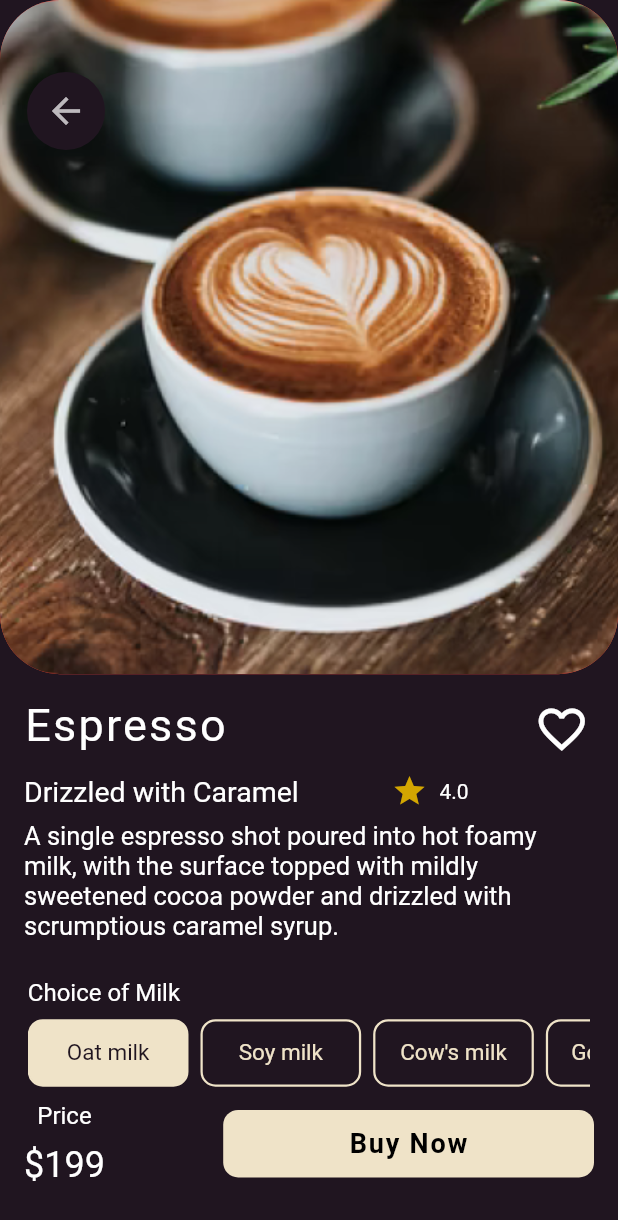
After one commit to SpielerEinzig/Real-Cafe, a Flutter app: the screen it shows after launch, after a tap on "Hot Coffee", after a tap on "4.0", on a phone screen of 412 x 824 dp. The commit adds this screen. Shown: the top 1220 px of the screen. Run offline on Flutter 3.47's test engine with Material 2 defaults, Android fonts, the phone set to English and light mode, and no system bars.

Commit message:
completed single product view page

```diff
--- a/lib/screens/nav_bar/home.dart
+++ b/lib/screens/nav_bar/home.dart
@@ -1,4 +1,5 @@
 import 'package:flutter/material.dart';
+import 'package:real_cafe/screens/nav_bar/order_details.dart';
 import 'package:real_cafe/utilities/constants.dart';
 import 'package:real_cafe/widgets/search_bar_home.dart';
 
@@ -87,11 +88,22 @@ class _HomeState extends State<Home> {
                         childAspectRatio: (135 / 235),
                         children:
                             drinkCategories[currentSelected].items.map((item) {
-                          return coffeeGridItem(
-                            rating: item.rating,
-                            imgUrl: item.imgUrl,
-                            name: item.name,
-                            price: item.price,
+                          return GestureDetector(
+                            onTap: () {
+                              Navigator.push(
+                                context,
+                                MaterialPageRoute(
+                                  builder: (context) =>
+                                      OrderDetails(coffeeOrder: item),
+                                ),
+                              );
+                            },
+                            child: coffeeGridItem(
+                              rating: item.rating,
+                              imgUrl: item.imgUrl,
+                              name: item.name,
+                              price: item.price,
+                            ),
                           );
                         }).toList(),
                       ),
--- /dev/null
+++ b/lib/screens/nav_bar/order_details.dart
@@ -0,0 +1,233 @@
+import 'package:flutter/material.dart';
+import 'package:real_cafe/models/coffee_order.dart';
+
+import '../../utilities/constants.dart';
+
+class OrderDetails extends StatefulWidget {
+  final CoffeeOrder coffeeOrder;
+  const OrderDetails({Key? key, required this.coffeeOrder}) : super(key: key);
+
+  @override
+  State<OrderDetails> createState() => _OrderDetailsState();
+}
+
+class _OrderDetailsState extends State<OrderDetails> {
+  bool liked = false;
+  int currentSelected = 0;
+
+  @override
+  Widget build(BuildContext context) {
+    double screenWidth = MediaQuery.of(context).size.width;
+    double screenHeight = MediaQuery.of(context).size.height;
+    return Scaffold(
+      body: Column(
+        children: [
+          Expanded(
+            flex: 6,
+            child: Container(
+              width: double.infinity,
+              height: double.infinity,
+              decoration: BoxDecoration(
+                color: Colors.red,
+                borderRadius: BorderRadius.circular(40),
+                image: DecorationImage(
+                  image: AssetImage(widget.coffeeOrder.imgUrl),
+                  fit: BoxFit.cover,
+                ),
+              ),
+              child: Row(
+                crossAxisAlignment: CrossAxisAlignment.start,
+                children: [
+                  Padding(
+                    padding: const EdgeInsets.only(top: 40.0, left: 10),
+                    child: TextButton(
+                      onPressed: () {
+                        Navigator.pop(context);
+                      },
+                      child: Container(
+                        decoration: const BoxDecoration(
+                          shape: BoxShape.circle,
+                          color: kBackgroundColor,
+                        ),
+                        child: Padding(
+                          padding: const EdgeInsets.all(12.0),
+                          child: Icon(
+                            Icons.arrow_back,
+                            size: 28,
+                            color: Colors.white.withOpacity(0.7),
+                          ),
+                        ),
+                      ),
+                    ),
+                  ),
+                ],
+              ),
+            ),
+          ),
+          Expanded(
+            flex: 5,
+            child: Padding(
+              padding: const EdgeInsets.only(
+                left: 16,
+                right: 16,
+                top: 10,
+                bottom: 40,
+              ),
+              child: Column(
+                children: [
+                  Row(
+                    mainAxisAlignment: MainAxisAlignment.spaceBetween,
+                    children: [
+                      Text(
+                        widget.coffeeOrder.name,
+                        style:
+                            const TextStyle(fontSize: 30, letterSpacing: 1.5),
+                      ),
+                      IconButton(
+                        onPressed: () {
+                          setState(() {
+                            liked = !liked;
+                          });
+                        },
+                        icon: liked
+                            ? const Icon(
+                                Icons.favorite,
+                                size: 37,
+                                color: Colors.red,
+                              )
+                            : const Icon(
+                                Icons.favorite_border_outlined,
+                                size: 37,
+                              ),
+                      )
+                    ],
+                  ),
+                  const SizedBox(height: 8),
+                  Row(
+                    children: [
+                      SizedBox(
+                        width: 220,
+                        child: Text(
+                          widget.coffeeOrder.addition,
+                          style: const TextStyle(fontSize: 19),
+                        ),
+                      ),
+                      const SizedBox(width: 25),
+                      Row(
+                        children: [
+                          const Icon(
+                            Icons.star,
+                            color: kCoffeeRatingStarOrder,
+                          ),
+                          const SizedBox(width: 8),
+                          Text(widget.coffeeOrder.rating.toString()),
+                        ],
+                      ),
+                    ],
+                  ),
+                  const SizedBox(height: 8),
+                  Text(
+                    widget.coffeeOrder.description,
+                    style: const TextStyle(fontSize: 17),
+                  ),
+                  const SizedBox(height: 25),
+                  Column(
+                    crossAxisAlignment: CrossAxisAlignment.start,
+                    children: [
+                      const Text(
+                        "Choice of Milk",
+                        style: TextStyle(
+                          fontSize: 16,
+                        ),
+                      ),
+                      const SizedBox(height: 8),
+                      SizedBox(
+                        width: screenWidth * 0.91,
+                        height: 45,
+                        child: ListView.builder(
+                            scrollDirection: Axis.horizontal,
+                            itemCount: choiceOfMilk.length,
+                            itemBuilder: (context, index) {
+                              return GestureDetector(
+                                onTap: () {
+                                  setState(() {
+                                    currentSelected = index;
+                                  });
+                                },
+                                child: Padding(
+                                  padding: const EdgeInsets.only(right: 8.0),
+                                  child: Container(
+                                    width: screenWidth * 0.26,
+                                    height: 34,
+                                    decoration: BoxDecoration(
+                                      color: index == currentSelected
+                                          ? kPrimary
+                                          : kBackgroundColor,
+                                      borderRadius: BorderRadius.circular(10),
+                                      border: Border.all(
+                                          color: kPrimary, width: 1.5),
+                                    ),
+                                    child: Center(
+                                      child: Text(
+                                        choiceOfMilk[index],
+                                        style: TextStyle(
+                                            fontSize: 15,
+                                            color: index == currentSelected
+                                                ? kBackgroundColor
+                                                : kPrimary),
+                                      ),
+                                    ),
+                                  ),
+                                ),
+                              );
+                            }),
+                      ),
+                    ],
+                  ),
+                  const SizedBox(height: 10),
+                  Row(
+                    mainAxisAlignment: MainAxisAlignment.spaceBetween,
+                    children: [
+                      Column(
+                        children: [
+                          const Text(
+                            "Price",
+                            style: TextStyle(fontSize: 16),
+                          ),
+                          const SizedBox(height: 9),
+                          Text(
+                            "\$${widget.coffeeOrder.price}",
+                            style: const TextStyle(fontSize: 24),
+                          ),
+                        ],
+                      ),
+                      Container(
+                        width: screenWidth * 0.6,
+                        height: 45,
+                        decoration: BoxDecoration(
+                          color: kPrimary,
+                          borderRadius: BorderRadius.circular(10),
+                        ),
+                        child: const Center(
+                          child: Text(
+                            "Buy Now",
+                            style: TextStyle(
+                              fontSize: 18,
+                              letterSpacing: 1.2,
+                              fontWeight: FontWeight.bold,
+                              color: Colors.black,
+                            ),
+                          ),
+                        ),
+                      ),
+                    ],
+                  ),
+                ],
+              ),
+            ),
+          ),
+        ],
+      ),
+    );
+  }
+}
--- a/lib/utilities/constants.dart
+++ b/lib/utilities/constants.dart
@@ -12,6 +12,14 @@ const kCoffeeGrid = Color(0xff463D46);
 const kCoffeeOrderRating = Color(0xff414141);
 const kCoffeeRatingStarOrder = Color(0xffD3A601);
 
+List<String> choiceOfMilk = [
+  "Oat milk",
+  "Soy milk",
+  "Cow's milk",
+  "Goat's milk",
+  "Almond milk",
+];
+
 List<DrinkCategory> drinkCategories = [
   DrinkCategory(name: "Hot Coffee", items: coffeeOrderItems),
   DrinkCategory(name: "Chocolate", items: chocolateOrders),
@@ -22,13 +30,13 @@ List<DrinkCategory> drinkCategories = [
 List<CoffeeOrder> icedCoffeeOrders = [
   CoffeeOrder(
       name: "Heavy Cream Iced Coffee",
-      addition: "Drizzled with Heavy Cream",
+      addition: "With Heavy Cream",
       imgUrl: "assets/images/coffeeShake/coffee-shake1.jpeg",
       price: 99,
       rating: 4.5,
-      description: "A single espresso shot poured into hot foamy milk, \n"
-          "with the surface topped with mildly sweetened \n"
-          "cocoa powder and drizzled with scrumptious \n"
+      description: "A single espresso shot poured into hot foamy milk, "
+          "with the surface topped with mildly sweetened "
+          "cocoa powder and drizzled with scrumptious "
           "caramel syrup."),
   CoffeeOrder(
       name: "Creamed Iced Coffee",
@@ -36,22 +44,22 @@ List<CoffeeOrder> icedCoffeeOrders = [
       imgUrl: "assets/images/coffeeShake/coffee-shake2.jpeg",
       price: 99,
       rating: 4.5,
-      description: "A single espresso shot poured into hot foamy milk, \n"
-          "with the surface topped with mildly sweetened \n"
-          "cocoa powder and drizzled with scrumptious \n"
+      description: "A single espresso shot poured into hot foamy milk, "
+          "with the surface topped with mildly sweetened "
+          "cocoa powder and drizzled with scrumptious "
           "caramel syrup."),
 ];
 
 List<CoffeeOrder> coffeeShakeOrders = [
   CoffeeOrder(
       name: "Parfait",
-      addition: "Drizzled with Whipped Chocolate",
+      addition: "Drizzled with Chocolate",
       imgUrl: "assets/images/coffeeShake/coffee-shake1.jpeg",
       price: 99,
       rating: 4.5,
-      description: "A single espresso shot poured into hot foamy milk, \n"
-          "with the surface topped with mildly sweetened \n"
-          "cocoa powder and drizzled with scrumptious \n"
+      description: "A single espresso shot poured into hot foamy milk, "
+          "with the surface topped with mildly sweetened "
+          "cocoa powder and drizzled with scrumptious "
           "caramel syrup."),
   CoffeeOrder(
       name: "Whipped cream coffee shake",
@@ -59,9 +67,9 @@ List<CoffeeOrder> coffeeShakeOrders = [
       imgUrl: "assets/images/coffeeShake/coffee-shake2.jpeg",
       price: 99,
       rating: 4.5,
-      description: "A single espresso shot poured into hot foamy milk, \n"
-          "with the surface topped with mildly sweetened \n"
-          "cocoa powder and drizzled with scrumptious \n"
+      description: "A single espresso shot poured into hot foamy milk, "
+          "with the surface topped with mildly sweetened "
+          "cocoa powder and drizzled with scrumptious "
           "caramel syrup."),
   CoffeeOrder(
       name: "Frosted Coffee Shake",
@@ -69,22 +77,22 @@ List<CoffeeOrder> coffeeShakeOrders = [
       imgUrl: "assets/images/coffeeShake/coffee-shake3.jpeg",
       price: 99,
       rating: 4.5,
-      description: "A single espresso shot poured into hot foamy milk, \n"
-          "with the surface topped with mildly sweetened \n"
-          "cocoa powder and drizzled with scrumptious \n"
+      description: "A single espresso shot poured into hot foamy milk, "
+          "with the surface topped with mildly sweetened "
+          "cocoa powder and drizzled with scrumptious "
           "caramel syrup."),
 ];
 
 List<CoffeeOrder> chocolateOrders = [
   CoffeeOrder(
       name: "Whipped Cream Chocolate",
-      addition: "Drizzled with Whipped Cream",
+      addition: "Drizzled with Cream",
       imgUrl: "assets/images/chocolate/chocolate1.jpeg",
       price: 99,
       rating: 4.5,
-      description: "A single espresso shot poured into hot foamy milk, \n"
-          "with the surface topped with mildly sweetened \n"
-          "cocoa powder and drizzled with scrumptious \n"
+      description: "A single espresso shot poured into hot foamy milk, "
+          "with the surface topped with mildly sweetened "
+          "cocoa powder and drizzled with scrumptious "
           "caramel syrup."),
   CoffeeOrder(
       name: "Marshmallow Chocolate Drink",
@@ -92,9 +100,9 @@ List<CoffeeOrder> chocolateOrders = [
       imgUrl: "assets/images/chocolate/chocolate2.jpeg",
       price: 99,
       rating: 4.5,
-      description: "A single espresso shot poured into hot foamy milk, \n"
-          "with the surface topped with mildly sweetened \n"
-          "cocoa powder and drizzled with scrumptious \n"
+      description: "A single espresso shot poured into hot foamy milk, "
+          "with the surface topped with mildly sweetened "
+          "cocoa powder and drizzled with scrumptious "
           "caramel syrup."),
 ];
 
@@ -105,9 +113,9 @@ List<CoffeeOrder> coffeeOrderItems = [
       imgUrl: "assets/images/coffee/coffee1.png",
       price: 99,
       rating: 4.5,
-      description: "A single espresso shot poured into hot foamy milk, \n"
-          "with the surface topped with mildly sweetened \n"
-          "cocoa powder and drizzled with scrumptious \n"
+      description: "A single espresso shot poured into hot foamy milk, "
+          "with the surface topped with mildly sweetened "
+          "cocoa powder and drizzled with scrumptious "
           "caramel syrup."),
   CoffeeOrder(
       name: "Espresso",
@@ -115,9 +123,9 @@ List<CoffeeOrder> coffeeOrderItems = [
       imgUrl: "assets/images/coffee/coffee2.png",
       price: 199,
       rating: 4.0,
-      description: "A single espresso shot poured into hot foamy milk, \n"
-          "with the surface topped with mildly sweetened \n"
-          "cocoa powder and drizzled with scrumptious \n"
+      description: "A single espresso shot poured into hot foamy milk, "
+          "with the surface topped with mildly sweetened "
+          "cocoa powder and drizzled with scrumptious "
           "caramel syrup."),
   CoffeeOrder(
       name: "Bursting Blueberry",
@@ -125,9 +133,9 @@ List<CoffeeOrder> coffeeOrderItems = [
       imgUrl: "assets/images/coffee/coffee3.png",
       price: 249,
       rating: 4.8,
-      description: "A single espresso shot poured into hot foamy milk, \n"
-          "with the surface topped with mildly sweetened \n"
-          "cocoa powder and drizzled with scrumptious \n"
+      description: "A single espresso shot poured into hot foamy milk, "
+          "with the surface topped with mildly sweetened "
+          "cocoa powder and drizzled with scrumptious "
           "caramel syrup."),
   CoffeeOrder(
       name: "Cappuccino",
@@ -135,8 +143,8 @@ List<CoffeeOrder> coffeeOrderItems = [
       imgUrl: "assets/images/coffee/coffee4.png",
       price: 24,
       rating: 4.0,
-      description: "A single espresso shot poured into hot foamy milk, \n"
-          "with the surface topped with mildly sweetened \n"
-          "cocoa powder and drizzled with scrumptious \n"
+      description: "A single espresso shot poured into hot foamy milk, "
+          "with the surface topped with mildly sweetened "
+          "cocoa powder and drizzled with scrumptious "
           "caramel syrup."),
 ];
```
